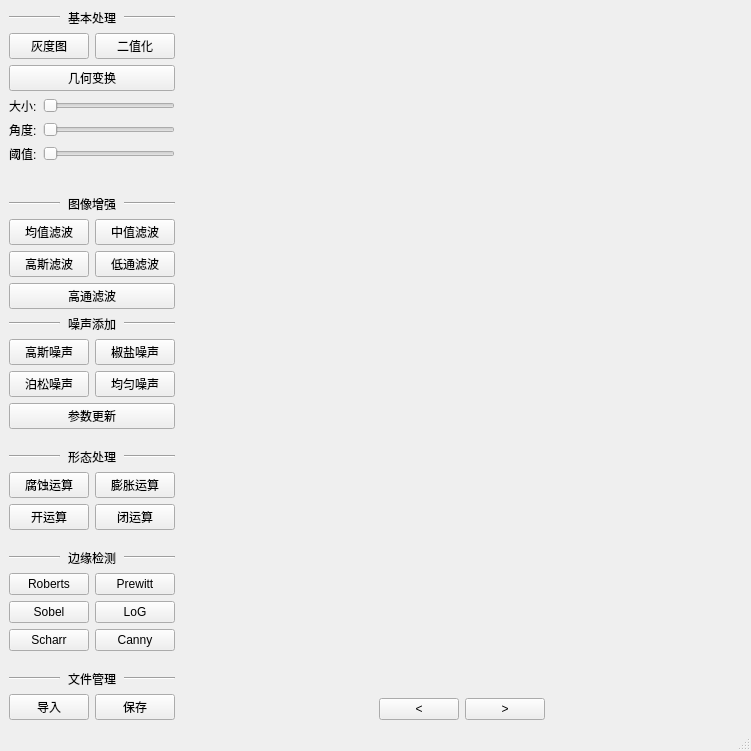
First picture: the form in ui/MyImage.ui, repository Accelerator-poi/MyImage, before the edit.
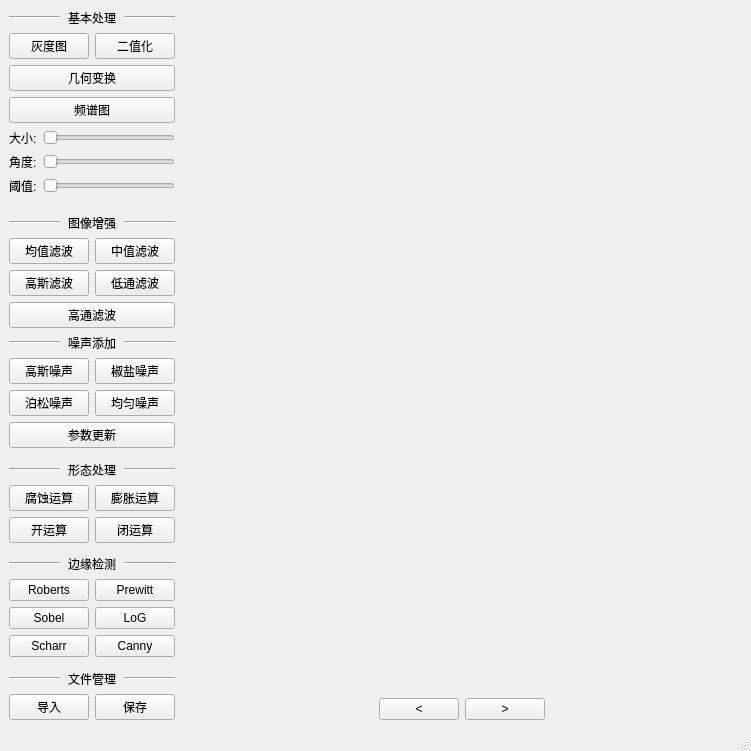
Second picture: the form after the edit.

What changed in the file:
```diff
--- a/ui/MyImage.ui
+++ b/ui/MyImage.ui
@@ -74,6 +74,13 @@
             </property>
            </widget>
           </item>
+          <item>
+           <widget class="QPushButton" name="FFTBtn">
+            <property name="text">
+             <string>频谱图</string>
+            </property>
+           </widget>
+          </item>
           <item>
            <layout class="QHBoxLayout" name="horizontalLayout_5">
             <item>
```
